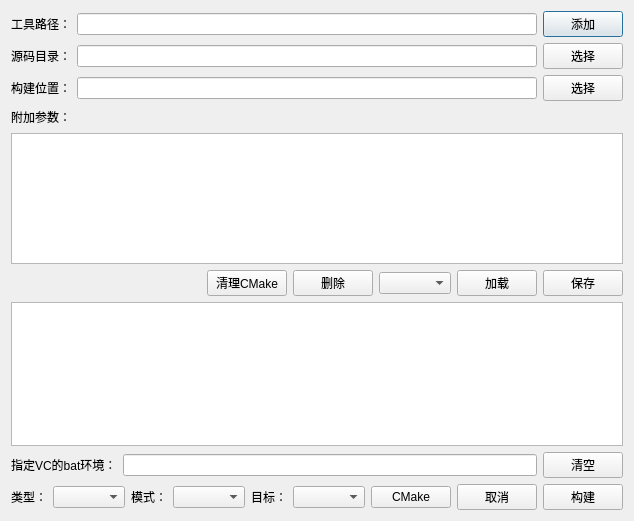
Before: the Qt Designer form cmakebuilder.ui in taynpg/cmakeBuilder, drawn with Qt 5.
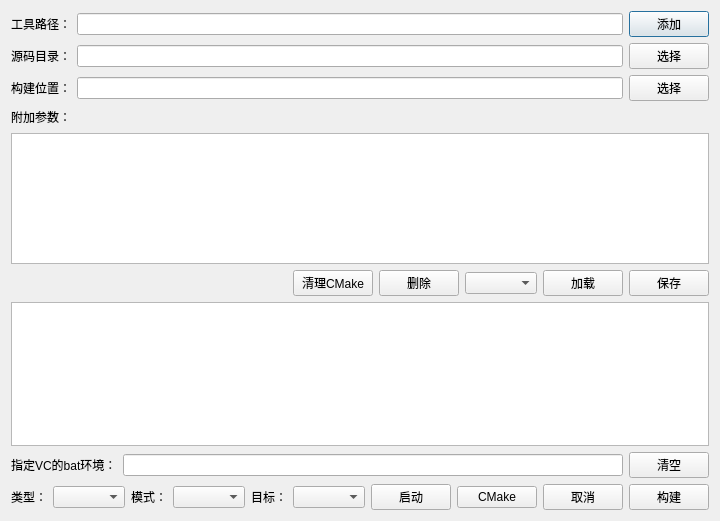
After: the same form once the commit is applied.

Diff of the .ui file:
```diff
--- a/cmakebuilder.ui
+++ b/cmakebuilder.ui
@@ -227,6 +227,13 @@
      <item>
       <widget class="QComboBox" name="cbTarget"/>
      </item>
+     <item>
+      <widget class="QPushButton" name="btnStart">
+       <property name="text">
+        <string>启动</string>
+       </property>
+      </widget>
+     </item>
      <item>
       <spacer name="horizontalSpacer">
        <property name="orientation">
```
